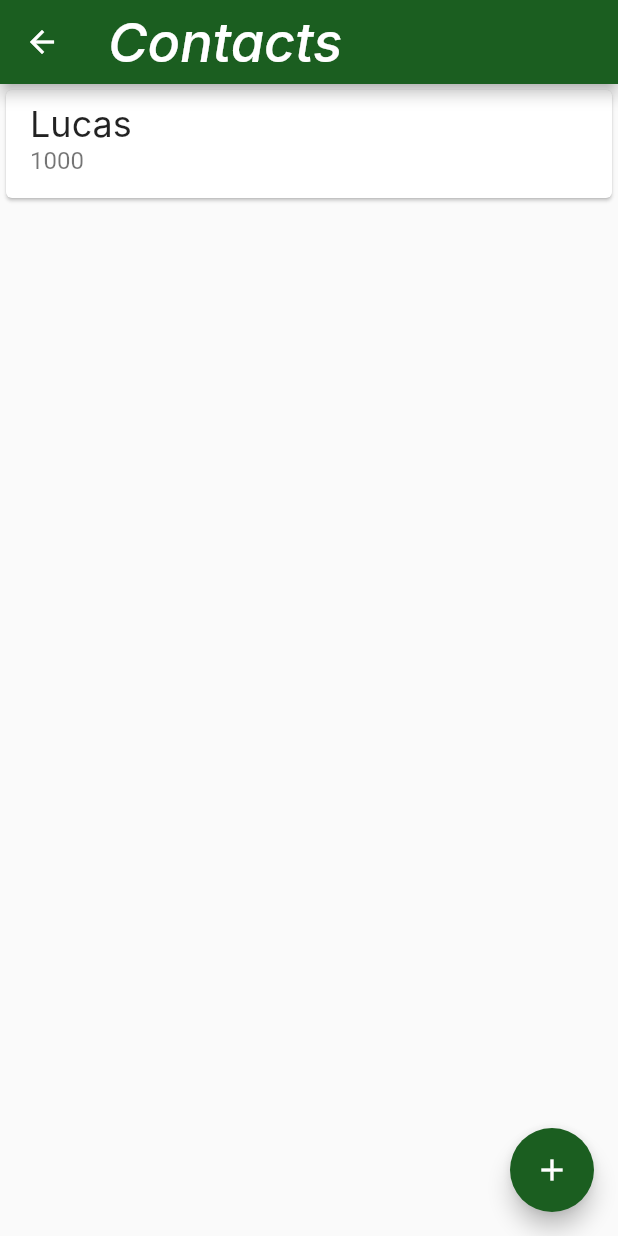
After one commit to lucasspeixoto/bytebank, a Flutter app: the screen it shows after launch, after a tap on "Contacts", on a phone screen of 412 x 824 dp. The commit adds this screen. Run offline on Flutter 3.47's test engine with Material 2 defaults, Android fonts, the phone set to English and light mode, and no system bars; Roboto replaces fonts that are missing (Hind, Inter).

Commit message:
Finalização layout da tela de contatos

```diff
--- a/lib/main.dart
+++ b/lib/main.dart
@@ -1,3 +1,4 @@
+import 'package:bytebank/screens/dashboard.dart';
 import 'package:flutter/material.dart';
 
 void main() {
@@ -32,50 +33,3 @@ class BytebankApp extends StatelessWidget {
     );
   }
 }
-
-class Dashboard extends StatelessWidget {
-  const Dashboard({Key? key}) : super(key: key);
-
-  @override
-  Widget build(BuildContext context) {
-    return Scaffold(
-      appBar: AppBar(
-        title: const Text('Dashboard'),
-      ),
-      body: Column(
-        mainAxisAlignment: MainAxisAlignment.spaceBetween,
-        crossAxisAlignment: CrossAxisAlignment.start,
-        children: <Widget>[
-          Padding(
-            padding: const EdgeInsets.all(8),
-            child: Image.asset('assets/images/bytebank_logo.png'),
-          ),
-          Padding(
-            padding: const EdgeInsets.all(8),
-            child: Container(
-              padding: const EdgeInsets.all(8),
-              width: 150,
-              height: 100,
-              color: Theme.of(context).primaryColor,
-              child: Column(
-                mainAxisAlignment: MainAxisAlignment.spaceBetween,
-                crossAxisAlignment: CrossAxisAlignment.start,
-                children: const [
-                  Icon(
-                    Icons.people,
-                    color: Colors.white,
-                    size: 24,
-                  ),
-                  Text(
-                    'Contacts',
-                    style: TextStyle(color: Colors.white, fontSize: 16),
-                  ),
-                ],
-              ),
-            ),
-          ),
-        ],
-      ),
-    );
-  }
-}
--- /dev/null
+++ b/lib/screens/contact_list.dart
@@ -0,0 +1,29 @@
+import 'package:flutter/material.dart';
+
+class ContactsList extends StatelessWidget {
+  const ContactsList({Key? key}) : super(key: key);
+
+  @override
+  Widget build(BuildContext context) {
+    return Scaffold(
+      appBar: AppBar(
+        title: const Text("Contacts"),
+      ),
+      body: ListView(
+        children: const <Widget>[
+          Card(
+            child: ListTile(
+              title: Text('Lucas', style: TextStyle(fontSize: 24)),
+              subtitle: Text('1000', style: TextStyle(fontSize: 16)),
+            ),
+          ),
+        ],
+      ),
+      floatingActionButton: FloatingActionButton(
+        onPressed: () {},
+        backgroundColor: Theme.of(context).primaryColor,
+        child: const Icon(Icons.add),
+      ),
+    );
+  }
+}
--- /dev/null
+++ b/lib/screens/dashboard.dart
@@ -0,0 +1,60 @@
+import 'package:bytebank/screens/contact_list.dart';
+import 'package:flutter/material.dart';
+
+class Dashboard extends StatelessWidget {
+  const Dashboard({Key? key}) : super(key: key);
+
+  @override
+  Widget build(BuildContext context) {
+    return Scaffold(
+      appBar: AppBar(
+        title: const Text('Dashboard'),
+      ),
+      body: Column(
+        mainAxisAlignment: MainAxisAlignment.spaceBetween,
+        crossAxisAlignment: CrossAxisAlignment.start,
+        children: <Widget>[
+          Padding(
+            padding: const EdgeInsets.all(8),
+            child: Image.asset('assets/images/bytebank_logo.png'),
+          ),
+          Padding(
+            padding: const EdgeInsets.all(8),
+            child: Material(
+              color: Theme.of(context).primaryColor,
+              child: InkWell(
+                onTap: () {
+                  Navigator.of(context).push(
+                    MaterialPageRoute(
+                      builder: (context) => const ContactsList(),
+                    ),
+                  );
+                },
+                child: Container(
+                  padding: const EdgeInsets.all(8),
+                  width: 150,
+                  height: 100,
+                  child: Column(
+                    mainAxisAlignment: MainAxisAlignment.spaceBetween,
+                    crossAxisAlignment: CrossAxisAlignment.start,
+                    children: const [
+                      Icon(
+                        Icons.people,
+                        color: Colors.white,
+                        size: 24,
+                      ),
+                      Text(
+                        'Contacts',
+                        style: TextStyle(color: Colors.white, fontSize: 16),
+                      ),
+                    ],
+                  ),
+                ),
+              ),
+            ),
+          ),
+        ],
+      ),
+    );
+  }
+}
```
